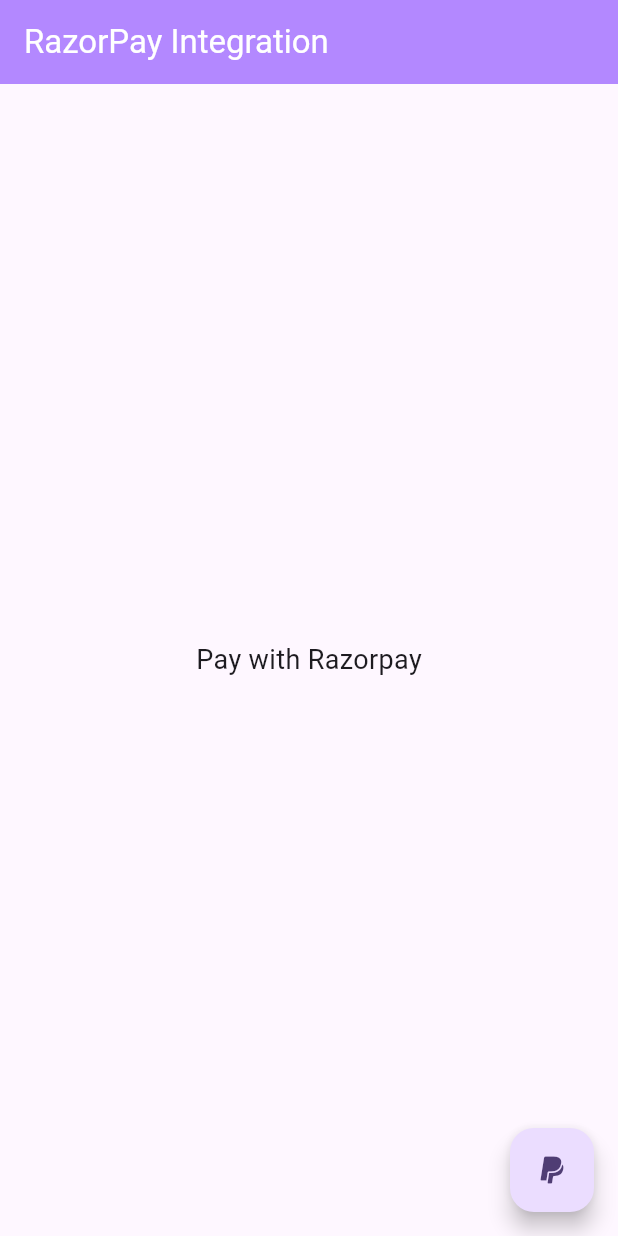
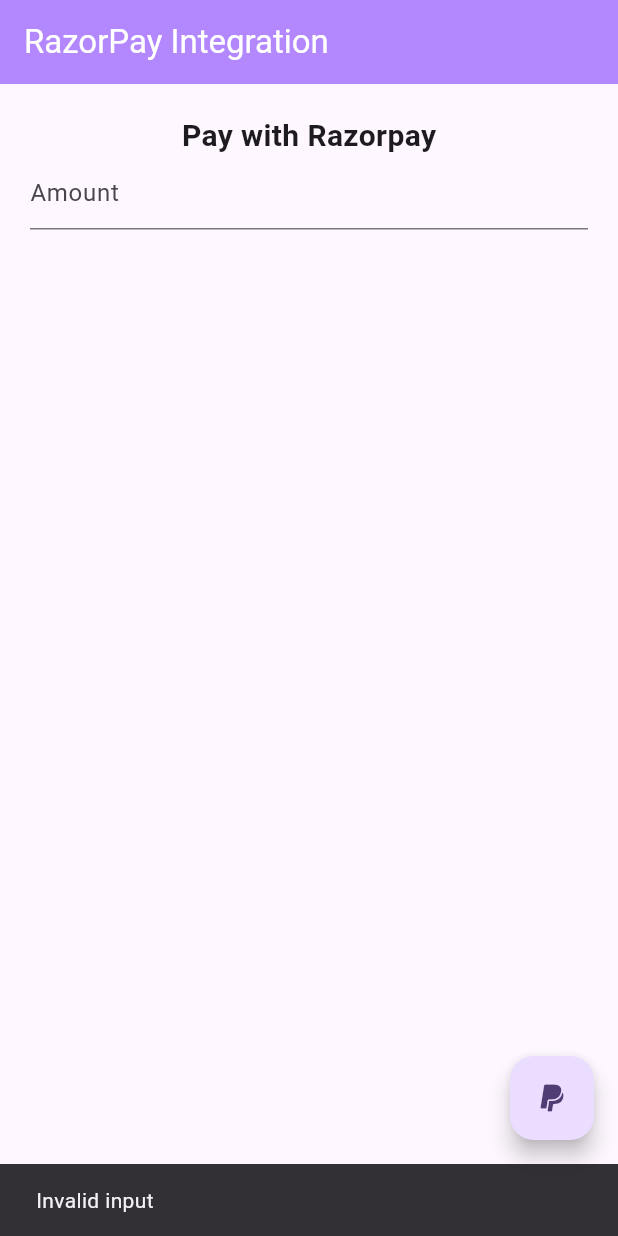
Before and after one commit to avadhksapariya/payment_getway_integration, a Flutter app: the screen it shows after launch, after a tap on the "paypal" icon, on a phone screen of 412 x 824 dp. Run offline on Flutter 3.47's test engine with Material 3 defaults, Android fonts, the phone set to English and light mode, and no system bars; our stand-ins replace flutter_dotenv; missing offline and left inert: razorpay_flutter.

Commit message:
- Made payment amount input dynamic in razorpay api response.

```diff
--- a/lib/screens/screen_purchase_view.dart
+++ b/lib/screens/screen_purchase_view.dart
@@ -11,9 +11,17 @@ class ScreenPurchaseView extends StatefulWidget {
 
 class _ScreenPurchaseViewState extends State<ScreenPurchaseView> {
   final PaymentService paymentService = PaymentService();
+  TextEditingController tcPmtAmount = TextEditingController();
+
+  @override
+  void initState() {
+    super.initState();
+    paymentService.initiateRazorPay();
+  }
 
   @override
   void dispose() {
+    tcPmtAmount.dispose();
     paymentService.disposeRazorPayInstance();
     super.dispose();
   }
@@ -26,20 +34,36 @@ class _ScreenPurchaseViewState extends State<ScreenPurchaseView> {
         foregroundColor: Colors.white,
         title: const Text("RazorPay Integration"),
       ),
-      body: const SafeArea(
-          child: Center(
-        child: Text(
-          "Pay with Razorpay",
-          style: TextStyle(fontSize: 18),
+      body: SafeArea(
+          child: Padding(
+        padding: const EdgeInsets.all(20.0),
+        child: Column(
+          children: [
+            const Text(
+              "Pay with Razorpay",
+              style: TextStyle(fontSize: 20, fontWeight: FontWeight.bold),
+            ),
+            TextField(
+              controller: tcPmtAmount,
+              keyboardType: TextInputType.number,
+              maxLength: 10,
+              maxLines: 1,
+              decoration: const InputDecoration(hintText: "Amount", counterText: ""),
+            ),
+          ],
         ),
       )),
       floatingActionButton: FloatingActionButton(
-        onPressed: () {
-          RESTRazorpayService().createOrder(11, "rcp_id_1").then(
-            (value) {
-              paymentService.initiateRazorPay();
-            },
-          );
+        onPressed: () async {
+          if (tcPmtAmount.text.isNotEmpty && tcPmtAmount.text != "") {
+            await RESTRazorpayService().createOrder(int.parse(tcPmtAmount.text), "rcp_id_1").then(
+              (value) {
+                tcPmtAmount.clear();
+              },
+            );
+          } else {
+            ScaffoldMessenger.of(context).showSnackBar(const SnackBar(content: Text("Invalid input")));
+          }
         },
         tooltip: "Pay",
         child: const Icon(Icons.paypal),
```
Also changed, not shown: 3 other files.
